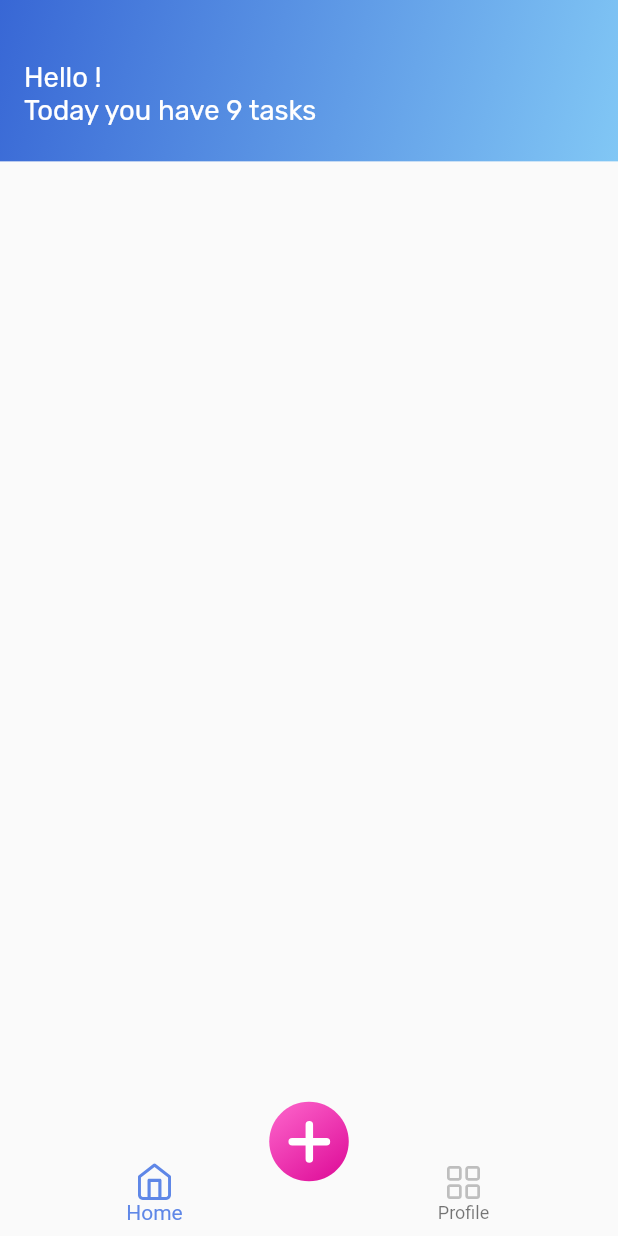
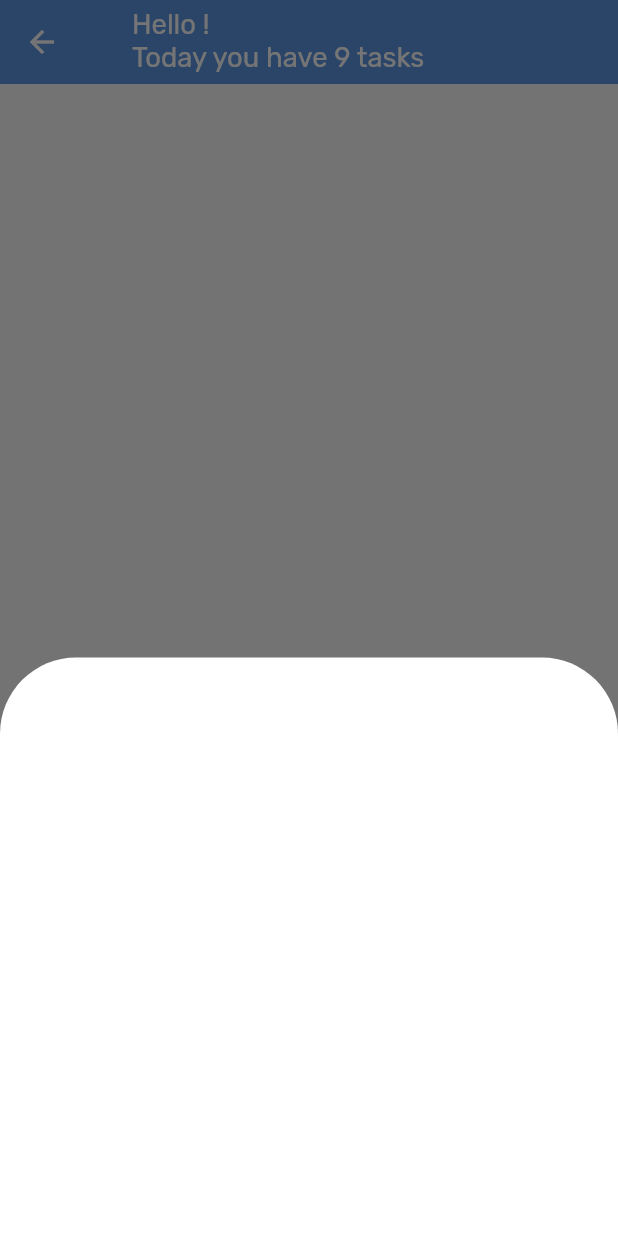
Before and after one commit to Ibrokihimbek/Udevs-Todo, a Flutter app: the TabBoxPage screen opened by its route, after a tap on an icon or button, on a phone screen of 412 x 824 dp. Run offline on Flutter 3.47's test engine with Material 2 defaults, Android fonts, the phone set to English and light mode, and no system bars; drawn by our look-alikes of zoom_tap_animation; our stand-ins replace equatable, flutter_bloc, flutter_screenutil, flutter_svg, fluttertoast, get_it and 3 more; accounts and stored records are empty.

Commit message:
some changes

```diff
--- a/lib/data/local_db/local_database.dart
+++ b/lib/data/local_db/local_database.dart
@@ -1,7 +1,7 @@
 import 'package:flutter/material.dart';
 import 'package:sqflite/sqflite.dart';
 import 'package:path/path.dart';
-import 'package:udevs_to_do/data/models/to_do_model.dart';
+import 'package:udevs_to_do/data/models/to_do/to_do_model.dart';
 
 class LocalDatabase {
   static String tableName = "todoTable";
--- a/lib/data/repository/to_do_repo.dart
+++ b/lib/data/repository/to_do_repo.dart
@@ -1,5 +1,5 @@
 import 'package:udevs_to_do/data/local_db/local_database.dart';
-import 'package:udevs_to_do/data/models/to_do_model.dart';
+import 'package:udevs_to_do/data/models/to_do/to_do_model.dart';
 
 class ToDoRepository {
   static final ToDoRepository _instance = ToDoRepository._();
--- a/lib/main.dart
+++ b/lib/main.dart
@@ -10,7 +10,7 @@ import 'app/bloc_observer.dart';
 void main() async {
   SystemChrome.setSystemUIOverlayStyle(
     const SystemUiOverlayStyle(
-      statusBarIconBrightness: Brightness.light,
+      statusBarIconBrightness: Brightness.dark,
       statusBarColor: Colors.transparent,
     ),
   );
--- /dev/null
+++ b/lib/screens/tab_box/add_task/widgets/add_task_widget.dart
@@ -0,0 +1,24 @@
+import 'package:flutter/material.dart';
+import 'package:flutter_screenutil/flutter_screenutil.dart';
+import 'package:udevs_to_do/utils/app_colors/app_colors.dart';
+
+class AddTaskWidget extends StatelessWidget {
+  const AddTaskWidget({super.key});
+
+  @override
+  Widget build(BuildContext context) {
+    return Padding(
+      padding:
+          EdgeInsets.only(bottom: MediaQuery.of(context).viewInsets.bottom),
+      child: Container(
+        decoration: BoxDecoration(
+            borderRadius: BorderRadius.only(
+              topLeft: Radius.circular(50.r),
+              topRight: Radius.circular(50.r),
+            ),
+            color: AppColors.white),
+        height: 380.h,
+      ),
+    );
+  }
+}
--- a/lib/screens/tab_box/home/home_page.dart
+++ b/lib/screens/tab_box/home/home_page.dart
@@ -7,11 +7,9 @@ class HomePage extends StatelessWidget {
   @override
   Widget build(BuildContext context) {
     return Scaffold(
+      appBar: GlobalAppBar(),
       body: Column(
-        children: [
-          TaskRemainderWidget(),
-
-        ],
+        children: [],
       ),
     );
   }
--- a/lib/screens/tab_box/tab_box_page.dart
+++ b/lib/screens/tab_box/tab_box_page.dart
@@ -7,6 +7,8 @@ import 'package:udevs_to_do/screens/tab_box/tasks/tasks.dart';
 import 'package:udevs_to_do/utils/app_colors/app_colors.dart';
 import 'package:udevs_to_do/utils/app_icons/app_icons.dart';
 import 'package:zoom_tap_animation/zoom_tap_animation.dart';
+
+import 'add_task/widgets/add_task_widget.dart';
 
 class TabBoxPage extends StatefulWidget {
   const TabBoxPage({super.key});
@@ -32,7 +34,16 @@ class _TabBoxPageState extends State<TabBoxPage> {
         var index = context.watch<TabBoxCubit>().activePageIndex;
         return Scaffold(
           floatingActionButton: ZoomTapAnimation(
-            onTap: () {},
+            onTap: () {
+              showModalBottomSheet(
+                backgroundColor: Colors.transparent,
+                elevation: 0,
+                context: context,
+                builder: (BuildContext context) {
+                  return AddTaskWidget();
+                },
+              );
+            },
             child: SvgPicture.asset(AppIcons.iconAdd),
           ),
           floatingActionButtonLocation:
--- a/lib/utils/app_colors/app_colors.dart
+++ b/lib/utils/app_colors/app_colors.dart
@@ -13,4 +13,14 @@ class AppColors {
   static const c_81C7F5 = Color(0xff81C7F5);
   static const c_3867D5 = Color(0xff3867D5);
   static const c_6894EE = Color(0xff6894EE);
+  static const c_5D97E5 = Color(0xff5D97E5);
+
+  /// To Do categories color
+
+  static const c_FFFE9B = Color(0xffFFFE9B);
+  static const c_E4FFDB = Color(0xffE4FFDB);
+  static const c_FFDBED = Color(0xffFFDBED);
+  static const c_FFEEDB = Color(0xffFFEEDB);
+  static const c_DBFFFC = Color(0xffDBFFFC);
+  static const c_FBDBFF = Color(0xffFBDBFF);
 }
--- a/lib/widgets/task_remainder_widget.dart
+++ b/lib/widgets/task_remainder_widget.dart
@@ -1,30 +1,18 @@
 import 'package:flutter/material.dart';
-import 'package:flutter_screenutil/flutter_screenutil.dart';
+import 'package:flutter/services.dart';
 import 'package:udevs_to_do/data/storage_repository/storage_repository.dart';
 import 'package:udevs_to_do/utils/app_colors/app_colors.dart';
 import 'package:udevs_to_do/utils/app_text_style/text_style.dart';
 
-class TaskRemainderWidget extends StatelessWidget {
-  const TaskRemainderWidget({super.key});
+class GlobalAppBar extends StatelessWidget implements PreferredSize {
+  const GlobalAppBar({super.key});
 
   @override
   Widget build(BuildContext context) {
     String name = StorageRepository.getString('name');
-    return Container(
-      padding: EdgeInsets.symmetric(vertical: 24.w).r,
-      decoration: const BoxDecoration(
-        gradient: LinearGradient(
-          begin: Alignment.topLeft,
-          end: Alignment.bottomRight,
-          colors: [
-            AppColors.c_3867D5,
-            AppColors.c_81C7F5,
-          ],
-        ),
-      ),
-      width: double.infinity,
-      height: 106.h,
-      child: ListTile(
+    return AppBar(
+      backgroundColor: AppColors.c_5D97E5,
+      title: ListTile(
         title: Text(
           'Hello $name!',
           style: fontRubikW400(
@@ -38,6 +26,17 @@ class TaskRemainderWidget extends StatelessWidget {
           ),
         ),
       ),
+      elevation: 0,
+      systemOverlayStyle: const SystemUiOverlayStyle(
+        statusBarIconBrightness: Brightness.light,
+        statusBarColor: Colors.transparent,
+      ),
     );
   }
+
+  @override
+  Widget get child => throw UnimplementedError();
+
+  @override
+  Size get preferredSize => const Size(double.infinity, 56);
 }
--- a/pubspec.yaml
+++ b/pubspec.yaml
@@ -22,6 +22,7 @@ dependencies:
   shared_preferences: ^2.0.20
   lottie: ^1.4.3
   get_it: ^7.2.0
+  equatable: ^2.0.5
 
 dev_dependencies:
   flutter_test:
```
Also changed, not shown: lib/bloc/to_do/to_do_bloc_bloc.dart (added, +41 -0 lines), lib/bloc/to_do/to_do_bloc_event.dart (added, +21 -0 lines), lib/bloc/to_do/to_do_bloc_state.dart (added, +40 -0 lines), lib/cubit/get_to_do/get_to_do_cubit.dart (added, +17 -0 lines), lib/cubit/get_to_do/get_to_do_state.dart (added, +13 -0 lines), lib/data/models/category/category_model.dart (added, +56 -0 lines), lib/data/models/to_do/to_do_model.dart (renamed from lib/data/models/to_do_model.dart), pubspec.lock.
